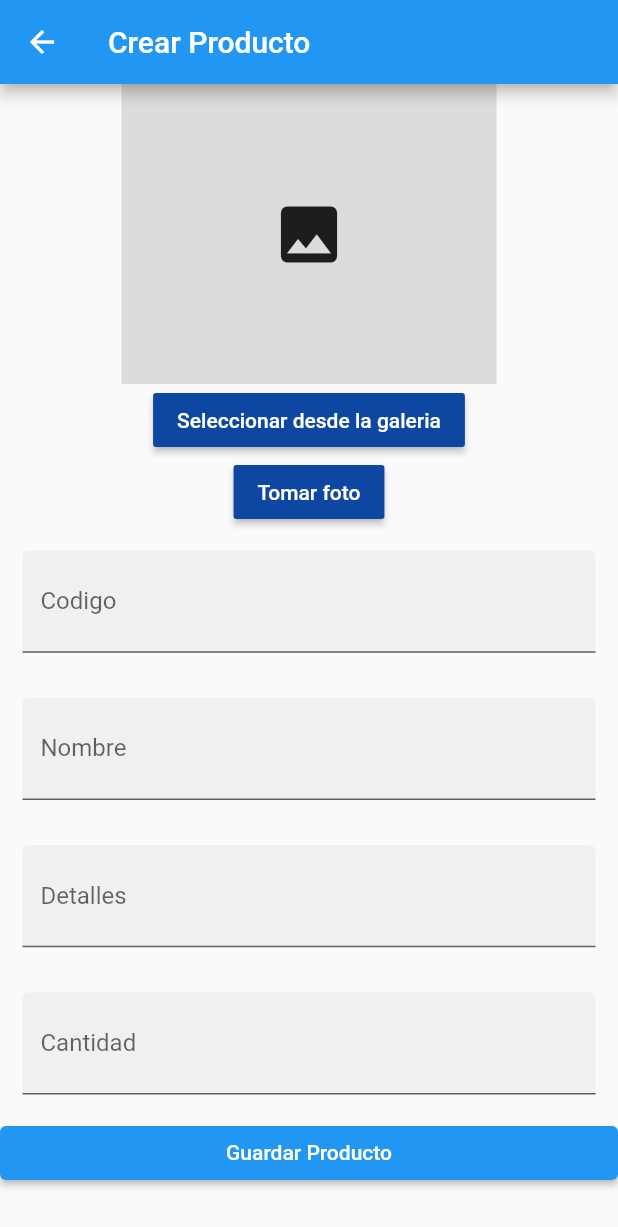
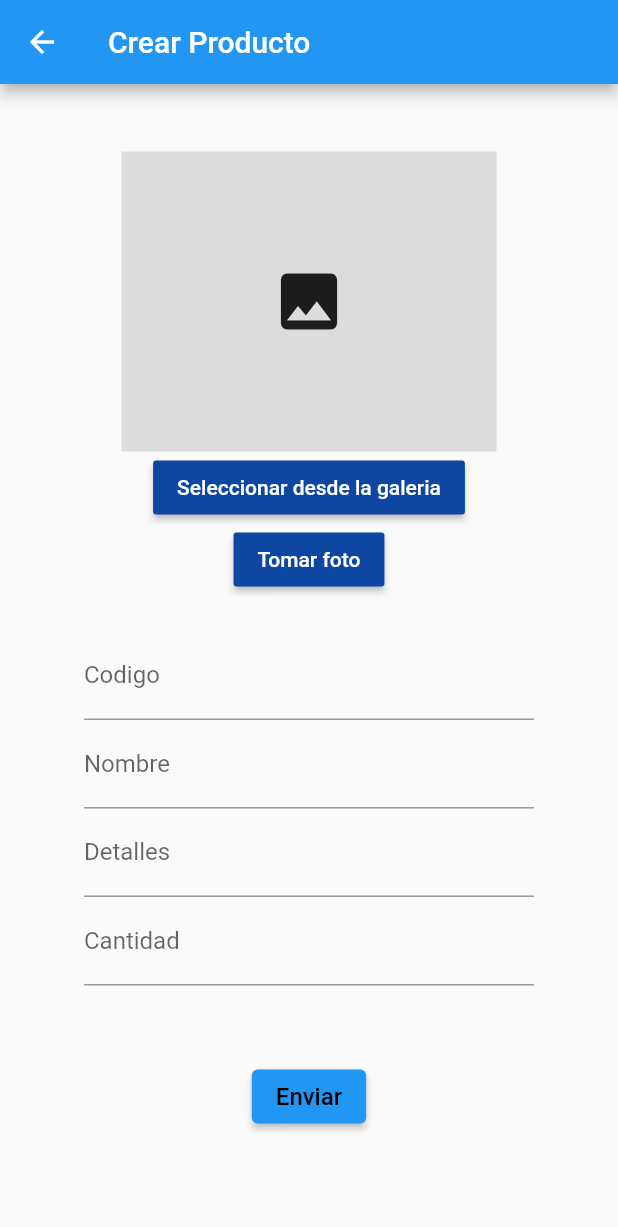
Before and after one commit to miguelRamos1053/STOCK-IRGERY, a Flutter app: the CrearProducto screen opened directly, on a phone screen of 412 x 824 dp. Shown: the top 1227 px of the screen. Run offline on Flutter 3.47's test engine with Material 2 defaults, Android fonts, the phone set to English and light mode, and no system bars; our stand-ins replace image_picker, sqflite; accounts and stored records are empty.

Commit message:
Crear productos V2 y validacion

```diff
--- a/lib/src/views/crearProducto.dart
+++ b/lib/src/views/crearProducto.dart
@@ -11,30 +11,81 @@ class CrearProducto extends StatefulWidget {
 }
 
 class _CrearProducto extends State<CrearProducto> {
-  late TextEditingController controllerCodigo;
-  late TextEditingController controllerNombre;
-  late TextEditingController controllerDetalles;
-  late TextEditingController controllerCantidad;
-
-  @override
-  void initState() {
-    controllerCodigo = TextEditingController();
-    controllerNombre = TextEditingController();
-    controllerDetalles = TextEditingController();
-    controllerCantidad = TextEditingController();
-    super.initState();
-  }
+  late String _codigo;
+  late String _nombre;
+  late String _detalles;
+  late String _cantidad;
 
   File? file;
   ImagePicker image = ImagePicker();
+
+  final GlobalKey<FormState> _formKey = GlobalKey<FormState>();
+
+  Widget _buildCodigo() {
+    return TextFormField(
+      decoration: const InputDecoration(labelText: 'Codigo'),
+      validator: (String? value) {
+        if (value!.isEmpty) {
+          return 'El codigo es requerido';
+        }
+        return null;
+      },
+      onSaved: (String? value) {
+        _codigo = value!;
+      },
+    );
+  }
+
+  Widget _buildNombre() {
+    return TextFormField(
+      decoration: const InputDecoration(labelText: 'Nombre'),
+      validator: (String? value) {
+        if (value!.isEmpty) {
+          return 'El nombre es requerido';
+        }
+        return null;
+      },
+      onSaved: (String? value) {
+        _nombre = value!;
+      },
+    );
+  }
+
+  Widget _buildDetalle() {
+    return TextFormField(
+      decoration: const InputDecoration(labelText: 'Detalles'),
+      onSaved: (String? value) {
+        _detalles = value!;
+      },
+    );
+  }
+
+  Widget _buildCantidad() {
+    return TextFormField(
+      decoration: const InputDecoration(labelText: 'Cantidad'),
+      validator: (String? value) {
+        if (value!.isEmpty) {
+          return 'La cantidad es requerida';
+        }
+
+        return null;
+      },
+      onSaved: (String? value) {
+        _cantidad = value!;
+      },
+    );
+  }
 
   @override
   Widget build(BuildContext context) {
     return Scaffold(
       appBar: AppBar(
         title: const Text("Crear Producto"),
+        backgroundColor: Colors.orange[80],
       ),
       body: Center(
+        child: SingleChildScrollView(
+          padding: const EdgeInsets.all(32),
           child: Column(
             children: [
               Container(
@@ -75,25 +126,39 @@ class _CrearProducto extends State<CrearProducto> {
                   ),
                 ),
               ),
-            ListView(
-              scrollDirection: Axis.vertical,
-              shrinkWrap: true,
-              children: [
-                TextBox(controllerCodigo, "Codigo"),
-                TextBox(controllerNombre, "Nombre"),
-                TextBox(controllerDetalles, "Detalles"),
-                TextBox(controllerCantidad, "Cantidad"),
+              Container(
+                margin: const EdgeInsets.all(24),
+                child: Form(
+                  key: _formKey,
+                  child: Column(
+                    mainAxisAlignment: MainAxisAlignment.center,
+                    mainAxisSize: MainAxisSize.max,
+                    children: <Widget>[
+                      _buildCodigo(),
+                      _buildNombre(),
+                      _buildDetalle(),
+                      _buildCantidad(),
+                      const SizedBox(
+                        height: 50,
+                      ),
                       ElevatedButton(
+                        child: const Text(
+                          'Enviar',
+                          style: TextStyle(color: Colors.black, fontSize: 16),
+                        ),
                         onPressed: () {
-                      //String codigo = controllerCodigo.text;
-                      //String name = controllerNombre.text;
-                      //String surname = controllerDetalles.text;
-                      //String phone = controllerCantidad.text;
+                          if (!_formKey.currentState!.validate()) {
+                            return;
+                          }
+                          _formKey.currentState!.save();
                         },
-                    child: const Text("Guardar Producto")),
+                      )
                     ],
                   ),
+                ),
+              ),
             ],
+          ),
         ),
       ),
     );
--- a/lib/src/views/text_box.dart
+++ b/lib/src/views/text_box.dart
@@ -9,7 +9,7 @@ class TextBox extends StatelessWidget {
   Widget build(BuildContext context) {
     return Padding(
       padding: const EdgeInsets.all(15.0),
-      child: TextField(
+      child: TextFormField(
         controller: _controller,
         decoration: InputDecoration(
             filled: true,
@@ -20,6 +20,7 @@ class TextBox extends StatelessWidget {
                 _controller.clear();
               },
             )),
+        autovalidateMode: AutovalidateMode.onUserInteraction,
       ),
     );
   }
```
Lines whose indentation alone changed are shown as unchanged.
